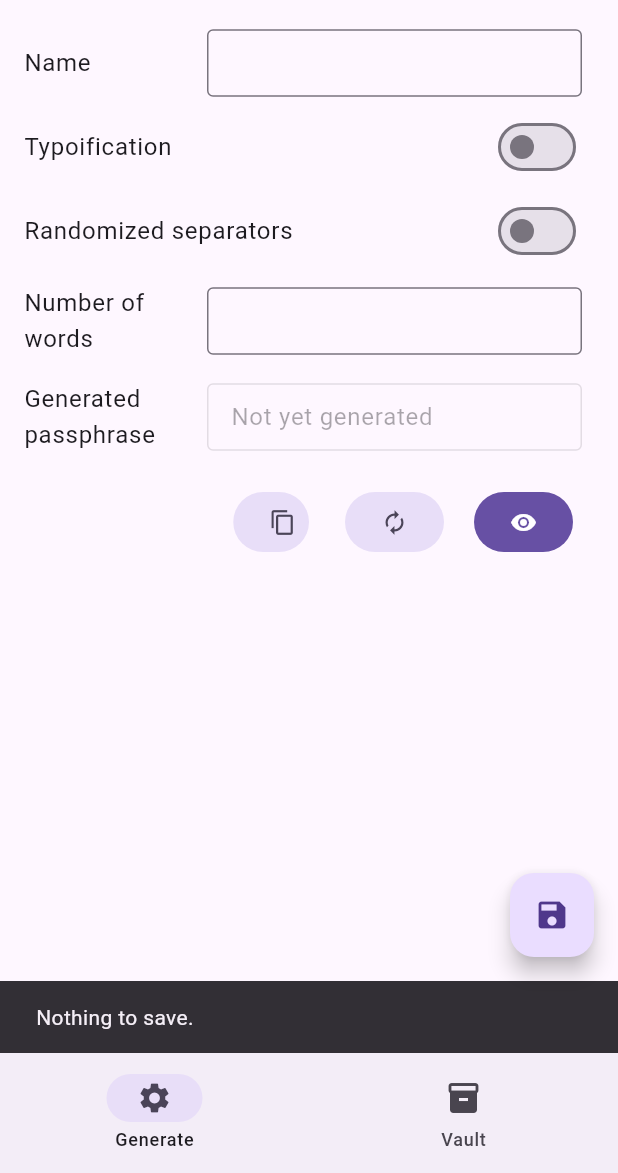
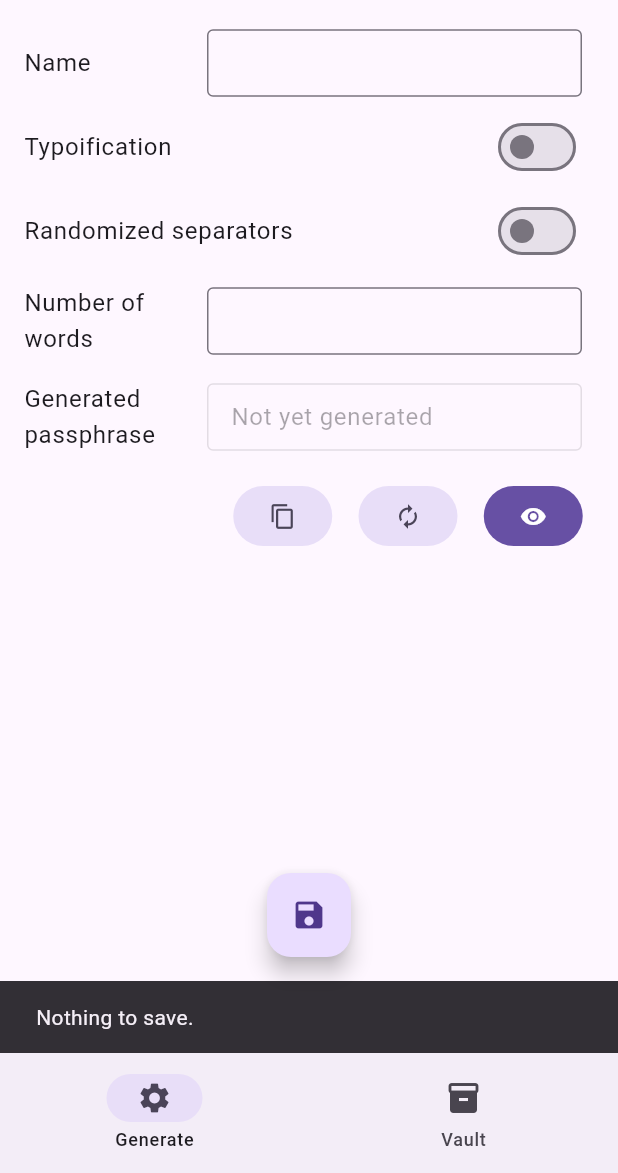
Before and after one commit to stereomato/spm_gui, a Flutter app: the screen it shows after launch, after a tap on the "save" icon, on a phone screen of 412 x 824 dp, the part 63-1236 px from its top. Run offline on Flutter 3.47's test engine with Material 3 defaults, Android fonts, the phone set to English and light mode, and no system bars; missing offline and left inert: spm_dart.

Commit message:
put the FAB in the center, also dock it, fix padding on generator page buttons, prepare for modifying the FAB icon during press

```diff
--- a/lib/main.dart
+++ b/lib/main.dart
@@ -65,10 +65,11 @@ class _SPMguiScreen extends State<SPMgui> {
         bottomNavigationBar: const SPMguiNavigationBar(),
         floatingActionButton: Consumer<SPMpageHandler>(
             builder: (context, value, child) => switch (value.currentPage) {
-                  0 => const SPMguiGeneratorPageSaveFAB(),
+                  0 => SPMguiGeneratorPageSaveFAB(),
                   1 => const SPMguiVaultPageDeleteFAB(),
                   _ => const Text('whoops'),
                 }),
+        floatingActionButtonLocation: FloatingActionButtonLocation.centerDocked,
       ),
     );
   }
--- a/lib/spmgui_buttons.dart
+++ b/lib/spmgui_buttons.dart
@@ -147,8 +147,11 @@ class SPMguiGeneratePassphraseButton extends StatelessWidget {
   }
 }
 
+//TODO: Turn this stateful to make it change icon
 class SPMguiGeneratorPageSaveFAB extends StatelessWidget {
-  const SPMguiGeneratorPageSaveFAB({super.key});
+  SPMguiGeneratorPageSaveFAB({super.key});
+
+  var fabIcon = Icons.save;
 
   @override
   Widget build(BuildContext context) {
@@ -163,9 +166,11 @@ class SPMguiGeneratorPageSaveFAB extends StatelessWidget {
 
       if (generatedPassphrase == "Not yet generated") {
         ScaffoldMessenger.of(context).removeCurrentSnackBar();
+        fabIcon = Icons.close;
         ScaffoldMessenger.of(context)
             .showSnackBar(const SnackBar(content: Text("Nothing to save.")));
       } else {
+        fabIcon = Icons.done;
         ScaffoldMessenger.of(context).removeCurrentSnackBar();
         ScaffoldMessenger.of(context)
             .showSnackBar(const SnackBar(content: Text("Saved.")));
@@ -176,7 +181,7 @@ class SPMguiGeneratorPageSaveFAB extends StatelessWidget {
 
     return FloatingActionButton(
       onPressed: onFABpressed,
-      child: const Icon(Icons.save),
+      child: Icon(fabIcon),
     );
   }
 }
--- a/lib/spmgui_pages.dart
+++ b/lib/spmgui_pages.dart
@@ -133,27 +133,27 @@ class _SPMguiGeneratorPageState extends State<SPMguiGeneratorPage> {
           children: <Widget>[
             const Spacer(),
             // TODO: Improve the look of these buttons
-            Expanded(
-                child: ListTile(
-              trailing: SPMguiButtonCopyCliboard(page: 0, name: _name),
-            )),
-            Flexible(
-              fit: FlexFit.loose,
+            Padding(
+              padding: EdgeInsets.only(left: 0, right: 17.5),
+              child: SPMguiButtonCopyCliboard(page: 0, name: _name),
+            ),
+            Padding(
+              padding: EdgeInsets.only(left: 0, right: 17.5),
               child: SPMguiGeneratePassphraseButton(
                 length: _length,
                 randomizeSeparators: _randomizeSeparators,
                 typoify: _typoify,
               ),
             ),
-            const Padding(padding: EdgeInsets.only(right: 20)),
-            const Flexible(
-              fit: FlexFit.loose,
+            //const Padding(padding: EdgeInsets.only(right: 20)),
+            Padding(
+              padding: EdgeInsets.only(left: 0, right: 23.5),
               child: SPMguitogglePassphraseVisibilityButton(
                 page: 0,
                 name: '',
               ),
             ),
-            const Padding(padding: EdgeInsets.only(right: 30)),
+            // const Padding(padding: EdgeInsets.only(right: 30)),
           ],
         )
       ],
@@ -236,7 +236,9 @@ class _ListEntryState extends State<ListEntry> {
 
   @override
   Widget build(BuildContext context) {
-    return Row(
+    return Padding(
+      padding: EdgeInsets.all(10),
+      child: Row(
         children: <Widget>[
           // name of the passphrase entry
           //Flexible(child: ListTile(title: Text(widget.index.toString()))),
@@ -244,10 +246,10 @@ class _ListEntryState extends State<ListEntry> {
           // the checkbox could either edit a (new) property of the passphrase hashmap [THIS IS ANNOYING TO DO] or
           // it can save the name of the entries to remove [THIS IS GOOD]
           // I could use this padding thing for a draggable button thing
-        Padding(
+          /*Padding(
             padding: EdgeInsets.all(10),
             child: Icon(Icons.abc),
-        ),
+          ),*/
           Consumer<SPMvaultHandler>(
             builder: (context, value, child) {
               if (value.getDeletionMode()) {
@@ -297,6 +299,7 @@ class _ListEntryState extends State<ListEntry> {
             ),
           ),
         ],
+      ),
     );
   }
 }
```
Lines whose indentation alone changed are shown as unchanged.
